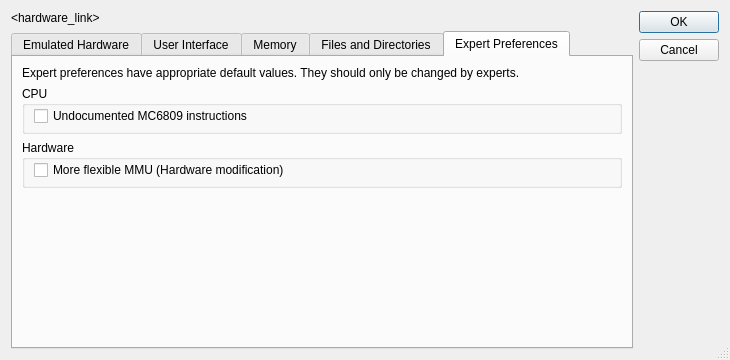
This is src/fsetup.ui in aladur/flexemu as Qt 5 draws it before an edit. The edited form follows.
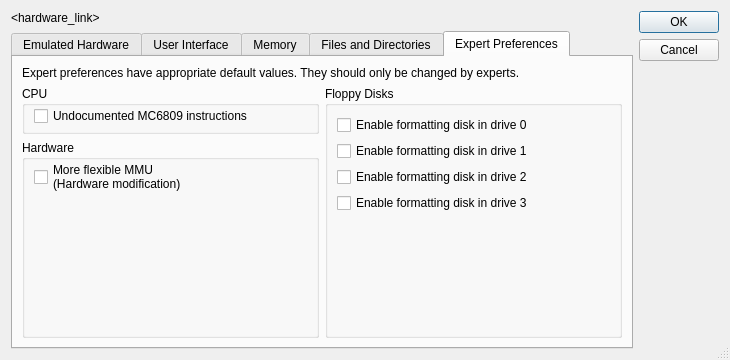
This is the edited form. The open tabs and pages were chosen to show the change. Icons and pictures are not drawn.

Commit message: Bugfix flexemu: Options to format floppy disks.

```diff
--- a/src/fsetup.ui
+++ b/src/fsetup.ui
@@ -757,6 +757,10 @@
           </widget>
          </item>
          <item>
+          <layout class="QHBoxLayout" name="horizontalLayout_4">
+           <item>
+            <layout class="QVBoxLayout" name="verticalLayout_11">
+             <item>
           <widget class="QGroupBox" name="g_cpu">
            <property name="sizePolicy">
             <sizepolicy hsizetype="Expanding" vsizetype="Preferred">
@@ -805,11 +809,9 @@
             <item>
              <widget class="QCheckBox" name="c_flexibleMmu">
               <property name="text">
-               <string>More flexible MMU (Hardware modification)</string>
-              </property>
-             </widget>
-            </item>
-           </layout>
+                   <string>More flexible MMU
+(Hardware modification)</string>
+                  </property>
           </widget>
          </item>
          <item>
@@ -827,6 +829,73 @@
          </item>
         </layout>
        </widget>
+             </item>
+            </layout>
+           </item>
+           <item>
+            <layout class="QVBoxLayout" name="verticalLayout_12">
+             <item>
+              <widget class="QGroupBox" name="g_formatDrive">
+               <property name="sizePolicy">
+                <sizepolicy hsizetype="Expanding" vsizetype="Preferred">
+                 <horstretch>0</horstretch>
+                 <verstretch>0</verstretch>
+                </sizepolicy>
+               </property>
+               <property name="title">
+                <string>Floppy Disks</string>
+               </property>
+               <layout class="QVBoxLayout" name="verticalLayout_10">
+                <item>
+                 <widget class="QCheckBox" name="c_canFormatDrive0">
+                  <property name="text">
+                   <string>Enable formatting disk in drive 0</string>
+                  </property>
+                 </widget>
+                </item>
+                <item>
+                 <widget class="QCheckBox" name="c_canFormatDrive1">
+                  <property name="text">
+                   <string>Enable formatting disk in drive 1</string>
+                  </property>
+                 </widget>
+                </item>
+                <item>
+                 <widget class="QCheckBox" name="c_canFormatDrive2">
+                  <property name="text">
+                   <string>Enable formatting disk in drive 2</string>
+                  </property>
+                 </widget>
+                </item>
+                <item>
+                 <widget class="QCheckBox" name="c_canFormatDrive3">
+                  <property name="text">
+                   <string>Enable formatting disk in drive 3</string>
+                  </property>
+                 </widget>
+                </item>
+                <item>
+                 <spacer name="verticalSpacer_6">
+                  <property name="orientation">
+                   <enum>Qt::Vertical</enum>
+                  </property>
+                  <property name="sizeHint" stdset="0">
+                   <size>
+                    <width>20</width>
+                    <height>2</height>
+                   </size>
+                  </property>
+                 </spacer>
+                </item>
+               </layout>
+              </widget>
+             </item>
+            </layout>
+           </item>
+          </layout>
+         </item>
+        </layout>
+       </widget>
       </widget>
      </item>
     </layout>
```
Left out of the diff: 6 changed lines with no effect on the pictures. Lines whose indentation alone changed are shown as unchanged. The commit also changes 12 other files.
